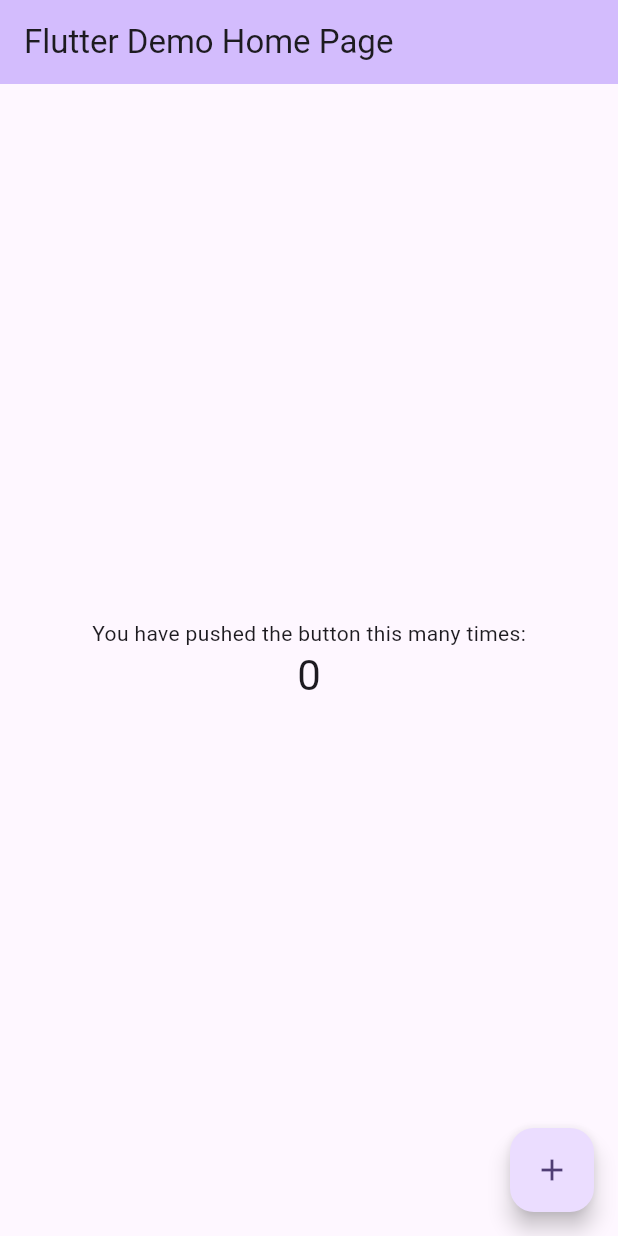
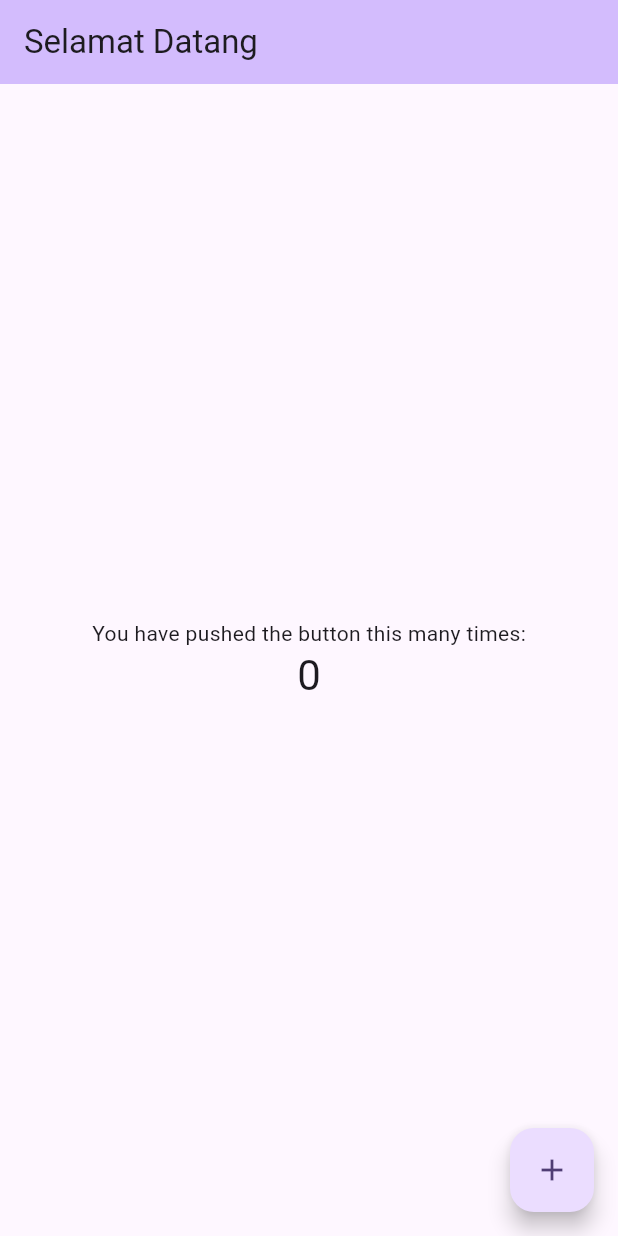
Before and after one commit to ramabie/percobaan, a Flutter app: the screen it shows after launch, on a phone screen of 412 x 824 dp. Run offline on Flutter 3.47's test engine with Material 3 defaults, Android fonts, the phone set to English and light mode, and no system bars.

Commit message:
merubah text di main.dart

```diff
--- a/lib/main.dart
+++ b/lib/main.dart
@@ -31,7 +31,7 @@ class MyApp extends StatelessWidget {
         colorScheme: ColorScheme.fromSeed(seedColor: Colors.deepPurple),
         useMaterial3: true,
       ),
-      home: const MyHomePage(title: 'Flutter Demo Home Page'),
+      home: const MyHomePage(title: 'Selamat Datang'),
     );
   }
 }
```
